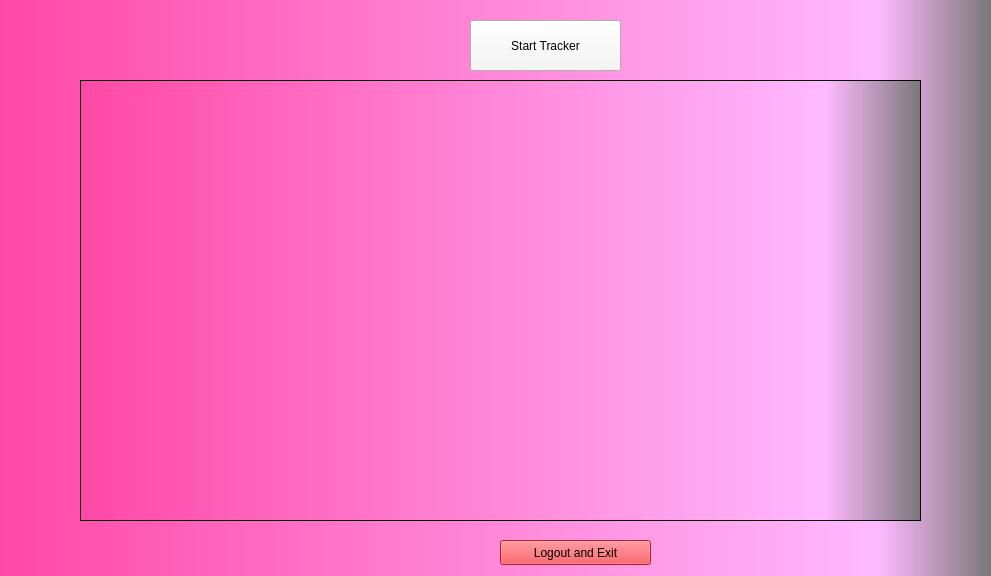
Qt form tracking.ui (Soorajtechversant/pyqt5rosetracker) before a commit.
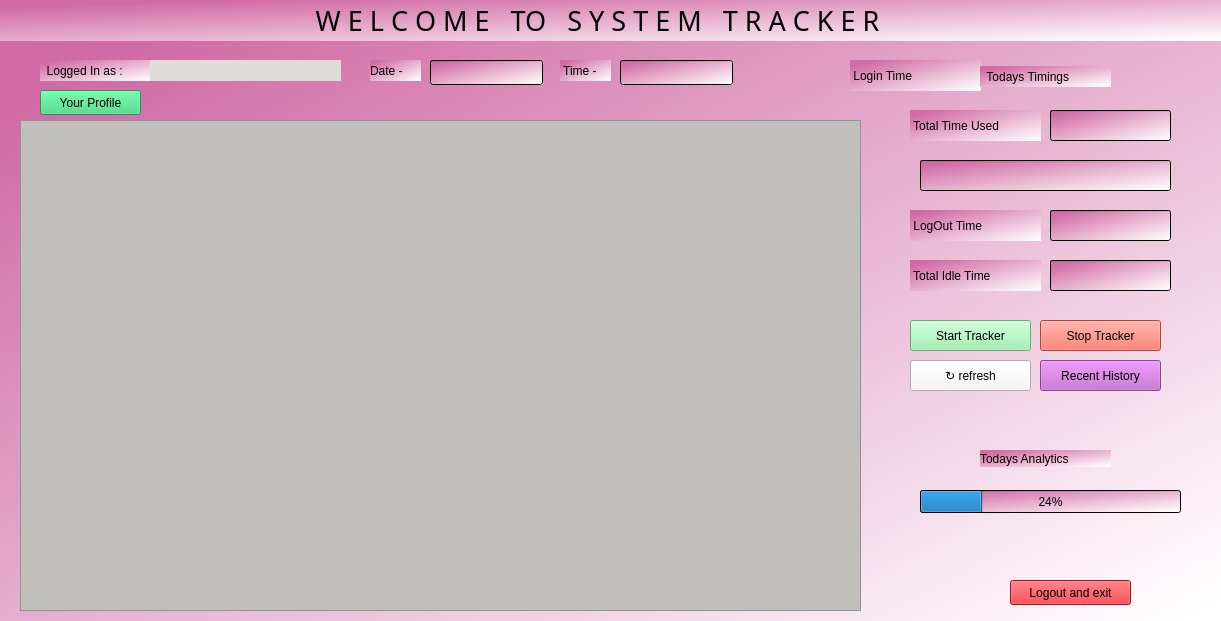
The same form after that commit.

Commit message: added-date-time

```diff
--- a/tracking.ui
+++ b/tracking.ui
@@ -6,27 +6,30 @@
    <rect>
     <x>0</x>
     <y>0</y>
-    <width>991</width>
-    <height>576</height>
+    <width>1221</width>
+    <height>621</height>
    </rect>
   </property>
   <property name="windowTitle">
    <string>startforum</string>
   </property>
   <property name="styleSheet">
-   <string notr="true">background-color: qlineargradient(spread:pad, x1:0, y1:0, x2:1, y2:0, stop:0 rgba(255, 72, 166, 255), stop:0.885572 rgba(255, 185, 255, 255), stop:1 rgba(119, 119, 119, 255));</string>
+   <string notr="true">
+background-color:qlineargradient(spread:pad, x1:0.091, y1:0.101636, x2:0.991379, y2:0.977, stop:0 rgba(209, 107, 165, 255), stop:1 rgba(255, 255, 255, 255));</string>
   </property>
   <widget class="QPushButton" name="startbutton">
    <property name="geometry">
     <rect>
-     <x>470</x>
-     <y>20</y>
-     <width>151</width>
-     <height>51</height>
+     <x>910</x>
+     <y>320</y>
+     <width>121</width>
+     <height>31</height>
     </rect>
    </property>
    <property name="styleSheet">
     <string notr="true">background-color: rgb(246, 245, 244);
+background-color: rgb(143, 240, 164);
+font: 75 11pt &quot;Ubuntu Condensed&quot;;
 border-color: qconicalgradient(cx:0.5, cy:0.5, angle:0, stop:0 rgba(255, 255, 255, 255), stop:0.373979 rgba(255, 255, 255, 255), stop:0.373991 rgba(33, 30, 255, 255), stop:0.624018 rgba(33, 30, 255, 255), stop:0.624043 rgba(255, 0, 0, 255), stop:1 rgba(255, 0, 0, 255));</string>
    </property>
    <property name="text">
@@ -36,33 +39,385 @@
   <widget class="QPushButton" name="logoutextbut">
    <property name="geometry">
     <rect>
-     <x>500</x>
-     <y>540</y>
-     <width>151</width>
+     <x>1040</x>
+     <y>320</y>
+     <width>121</width>
+     <height>31</height>
+    </rect>
+   </property>
+   <property name="styleSheet">
+    <string notr="true">background-color: rgb(237, 51, 59);
+background-color: rgb(246, 97, 81);</string>
+   </property>
+   <property name="text">
+    <string>Stop Tracker</string>
+   </property>
+  </widget>
+  <widget class="QProgressBar" name="progressBar">
+   <property name="geometry">
+    <rect>
+     <x>920</x>
+     <y>490</y>
+     <width>261</width>
+     <height>23</height>
+    </rect>
+   </property>
+   <property name="value">
+    <number>24</number>
+   </property>
+  </widget>
+  <widget class="QLabel" name="label">
+   <property name="geometry">
+    <rect>
+     <x>40</x>
+     <y>60</y>
+     <width>111</width>
+     <height>21</height>
+    </rect>
+   </property>
+   <property name="maximumSize">
+    <size>
+     <width>16777215</width>
+     <height>16777215</height>
+    </size>
+   </property>
+   <property name="styleSheet">
+    <string notr="true"/>
+   </property>
+   <property name="text">
+    <string>  Logged In as :</string>
+   </property>
+  </widget>
+  <widget class="QLineEdit" name="loggedinas">
+   <property name="geometry">
+    <rect>
+     <x>150</x>
+     <y>60</y>
+     <width>191</width>
+     <height>21</height>
+    </rect>
+   </property>
+   <property name="styleSheet">
+    <string notr="true">background-color: rgb(222, 221, 218);</string>
+   </property>
+   <property name="text">
+    <string/>
+   </property>
+   <property name="frame">
+    <bool>false</bool>
+   </property>
+   <property name="readOnly">
+    <bool>true</bool>
+   </property>
+  </widget>
+  <widget class="QPushButton" name="profilebut">
+   <property name="geometry">
+    <rect>
+     <x>40</x>
+     <y>90</y>
+     <width>101</width>
      <height>25</height>
     </rect>
    </property>
    <property name="styleSheet">
-    <string notr="true">background-color: rgb(237, 51, 59);</string>
+    <string notr="true">font: 75 11pt &quot;Ubuntu Condensed&quot;;
+background-color: rgb(51, 209, 122);</string>
    </property>
    <property name="text">
-    <string>Logout and Exit</string>
+    <string>Your Profile</string>
+   </property>
+  </widget>
+  <widget class="QLabel" name="label_2">
+   <property name="geometry">
+    <rect>
+     <x>910</x>
+     <y>110</y>
+     <width>131</width>
+     <height>31</height>
+    </rect>
+   </property>
+   <property name="styleSheet">
+    <string notr="true">font: 63 11pt &quot;URW Bookman&quot;;</string>
+   </property>
+   <property name="text">
+    <string> Total Time Used</string>
+   </property>
+  </widget>
+  <widget class="QLabel" name="label_3">
+   <property name="geometry">
+    <rect>
+     <x>910</x>
+     <y>260</y>
+     <width>131</width>
+     <height>31</height>
+    </rect>
+   </property>
+   <property name="styleSheet">
+    <string notr="true">font: 63 11pt &quot;URW Bookman&quot;;</string>
+   </property>
+   <property name="text">
+    <string> Total Idle Time    </string>
+   </property>
+  </widget>
+  <widget class="QLabel" name="label_4">
+   <property name="geometry">
+    <rect>
+     <x>850</x>
+     <y>60</y>
+     <width>131</width>
+     <height>31</height>
+    </rect>
+   </property>
+   <property name="text">
+    <string> Login Time    </string>
+   </property>
+  </widget>
+  <widget class="QLabel" name="label_5">
+   <property name="geometry">
+    <rect>
+     <x>910</x>
+     <y>210</y>
+     <width>131</width>
+     <height>31</height>
+    </rect>
+   </property>
+   <property name="text">
+    <string> LogOut Time    </string>
+   </property>
+  </widget>
+  <widget class="QPushButton" name="refresh_button">
+   <property name="geometry">
+    <rect>
+     <x>910</x>
+     <y>360</y>
+     <width>121</width>
+     <height>31</height>
+    </rect>
+   </property>
+   <property name="styleSheet">
+    <string notr="true">background-color: rgb(246, 245, 244);
+font: 75 11pt &quot;Ubuntu Condensed&quot;;
+border-color: qconicalgradient(cx:0.5, cy:0.5, angle:0, stop:0 rgba(255, 255, 255, 255), stop:0.373979 rgba(255, 255, 255, 255), stop:0.373991 rgba(33, 30, 255, 255), stop:0.624018 rgba(33, 30, 255, 255), stop:0.624043 rgba(255, 0, 0, 255), stop:1 rgba(255, 0, 0, 255));</string>
+   </property>
+   <property name="text">
+    <string>↻ refresh</string>
+   </property>
+  </widget>
+  <widget class="QPushButton" name="logout_ext_but">
+   <property name="geometry">
+    <rect>
+     <x>1010</x>
+     <y>580</y>
+     <width>121</width>
+     <height>25</height>
+    </rect>
+   </property>
+   <property name="styleSheet">
+    <string notr="true">background-color: rgb(237, 51, 59);
+background-color: rgb(224, 27, 36);</string>
+   </property>
+   <property name="text">
+    <string>Logout and exit</string>
+   </property>
+  </widget>
+  <widget class="QLabel" name="label_6">
+   <property name="geometry">
+    <rect>
+     <x>980</x>
+     <y>66</y>
+     <width>131</width>
+     <height>21</height>
+    </rect>
+   </property>
+   <property name="text">
+    <string>  Todays Timings</string>
+   </property>
+  </widget>
+  <widget class="QPushButton" name="recent_button">
+   <property name="geometry">
+    <rect>
+     <x>1040</x>
+     <y>360</y>
+     <width>121</width>
+     <height>31</height>
+    </rect>
+   </property>
+   <property name="styleSheet">
+    <string notr="true">background-color: rgb(192, 97, 203);</string>
+   </property>
+   <property name="text">
+    <string>Recent History</string>
+   </property>
+  </widget>
+  <widget class="QLabel" name="label_7">
+   <property name="geometry">
+    <rect>
+     <x>980</x>
+     <y>450</y>
+     <width>131</width>
+     <height>17</height>
+    </rect>
+   </property>
+   <property name="text">
+    <string>Todays Analytics</string>
    </property>
   </widget>
   <widget class="QPlainTextEdit" name="TextEdit">
-   <property name="enabled">
-    <bool>true</bool>
-   </property>
    <property name="geometry">
     <rect>
-     <x>80</x>
-     <y>80</y>
+     <x>20</x>
+     <y>120</y>
      <width>841</width>
-     <height>441</height>
+     <height>491</height>
     </rect>
    </property>
+   <property name="styleSheet">
+    <string notr="true">background-color: rgb(0, 0, 0);
+background-color: rgb(192, 191, 188);</string>
+   </property>
+   <property name="documentTitle">
+    <string notr="true"/>
+   </property>
    <property name="undoRedoEnabled">
     <bool>false</bool>
+   </property>
+   <property name="readOnly">
+    <bool>true</bool>
+   </property>
+   <property name="plainText">
+    <string notr="true"/>
+   </property>
+  </widget>
+  <widget class="QLabel" name="label_8">
+   <property name="geometry">
+    <rect>
+     <x>370</x>
+     <y>60</y>
+     <width>51</width>
+     <height>21</height>
+    </rect>
+   </property>
+   <property name="text">
+    <string>Date - </string>
+   </property>
+  </widget>
+  <widget class="QLabel" name="label_9">
+   <property name="geometry">
+    <rect>
+     <x>560</x>
+     <y>60</y>
+     <width>51</width>
+     <height>21</height>
+    </rect>
+   </property>
+   <property name="text">
+    <string> Time - </string>
+   </property>
+  </widget>
+  <widget class="QLineEdit" name="set_date">
+   <property name="geometry">
+    <rect>
+     <x>430</x>
+     <y>60</y>
+     <width>113</width>
+     <height>25</height>
+    </rect>
+   </property>
+   <property name="readOnly">
+    <bool>true</bool>
+   </property>
+  </widget>
+  <widget class="QLabel" name="label_10">
+   <property name="geometry">
+    <rect>
+     <x>0</x>
+     <y>0</y>
+     <width>1221</width>
+     <height>41</height>
+    </rect>
+   </property>
+   <property name="maximumSize">
+    <size>
+     <width>16777215</width>
+     <height>16777215</height>
+    </size>
+   </property>
+   <property name="font">
+    <font>
+     <family>Peddana</family>
+     <pointsize>20</pointsize>
+    </font>
+   </property>
+   <property name="styleSheet">
+    <string notr="true"/>
+   </property>
+   <property name="text">
+    <string>                                             W E L C O M E   TO   S Y S T E M   T R A C K E R</string>
+   </property>
+   <property name="textFormat">
+    <enum>Qt::AutoText</enum>
+   </property>
+  </widget>
+  <widget class="QLineEdit" name="lineEdit_2">
+   <property name="geometry">
+    <rect>
+     <x>1050</x>
+     <y>110</y>
+     <width>121</width>
+     <height>31</height>
+    </rect>
+   </property>
+   <property name="readOnly">
+    <bool>true</bool>
+   </property>
+  </widget>
+  <widget class="QLineEdit" name="login_time">
+   <property name="geometry">
+    <rect>
+     <x>920</x>
+     <y>160</y>
+     <width>251</width>
+     <height>31</height>
+    </rect>
+   </property>
+   <property name="readOnly">
+    <bool>true</bool>
+   </property>
+  </widget>
+  <widget class="QLineEdit" name="lineEdit_4">
+   <property name="geometry">
+    <rect>
+     <x>1050</x>
+     <y>210</y>
+     <width>121</width>
+     <height>31</height>
+    </rect>
+   </property>
+   <property name="readOnly">
+    <bool>true</bool>
+   </property>
+  </widget>
+  <widget class="QLineEdit" name="lineEdit_5">
+   <property name="geometry">
+    <rect>
+     <x>1050</x>
+     <y>260</y>
+     <width>121</width>
+     <height>31</height>
+    </rect>
+   </property>
+   <property name="readOnly">
+    <bool>true</bool>
+   </property>
+  </widget>
+  <widget class="QLineEdit" name="set_time">
+   <property name="geometry">
+    <rect>
+     <x>620</x>
+     <y>60</y>
+     <width>113</width>
+     <height>25</height>
+    </rect>
    </property>
    <property name="readOnly">
     <bool>true</bool>
```
Left out of the diff: 8 changed lines with no effect on the pictures. The commit also changes 11 other files.
